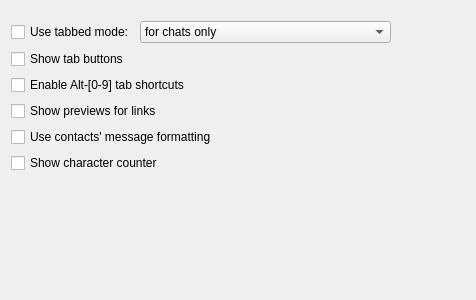
First picture: the form in src/options/opt_messages_common.ui, repository psi-im/psi, before the edit.
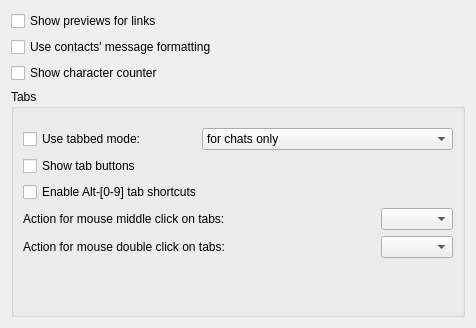
Second picture: the form after the edit.

Diff of the .ui file:
```diff
--- a/src/options/opt_messages_common.ui
+++ b/src/options/opt_messages_common.ui
@@ -7,7 +7,7 @@
     <x>0</x>
     <y>0</y>
     <width>476</width>
-    <height>300</height>
+    <height>328</height>
    </rect>
   </property>
   <property name="windowTitle">
@@ -15,6 +15,46 @@
   </property>
   <layout class="QVBoxLayout" name="verticalLayout">
    <item>
+    <spacer>
+     <property name="orientation">
+      <enum>Qt::Horizontal</enum>
+     </property>
+     <property name="sizeHint" stdset="0">
+      <size>
+       <width>0</width>
+       <height>0</height>
+      </size>
+     </property>
+    </spacer>
+   </item>
+   <item>
+    <widget class="QCheckBox" name="ck_showPreviews">
+     <property name="text">
+      <string>Show previews for links</string>
+     </property>
+    </widget>
+   </item>
+   <item>
+    <widget class="QCheckBox" name="ck_contactsMessageFormatting">
+     <property name="text">
+      <string>Use contacts' message formatting</string>
+     </property>
+    </widget>
+   </item>
+   <item>
+    <widget class="QCheckBox" name="ck_showCounter">
+     <property name="text">
+      <string>Show character counter</string>
+     </property>
+    </widget>
+   </item>
+   <item>
+    <widget class="QGroupBox" name="groupBox">
+     <property name="title">
+      <string>Tabs</string>
+     </property>
+     <layout class="QVBoxLayout" name="verticalLayout_2">
+      <item>
     <layout class="QHBoxLayout" name="horizontalLayout">
      <property name="topMargin">
       <number>10</number>
@@ -32,6 +72,19 @@
        </property>
       </widget>
      </item>
+        <item>
+         <spacer name="horizontalSpacer">
+          <property name="orientation">
+           <enum>Qt::Horizontal</enum>
+          </property>
+          <property name="sizeHint" stdset="0">
+           <size>
+            <width>40</width>
+            <height>20</height>
+           </size>
+          </property>
+         </spacer>
+        </item>
      <item>
       <widget class="QComboBox" name="cb_tabGrouping">
        <item>
@@ -66,34 +119,8 @@
        </item>
       </widget>
      </item>
-     <item>
-      <spacer name="horizontalSpacer">
-       <property name="orientation">
-        <enum>Qt::Horizontal</enum>
-       </property>
-       <property name="sizeHint" stdset="0">
-        <size>
-         <width>40</width>
-         <height>20</height>
-        </size>
-       </property>
-      </spacer>
-     </item>
-    </layout>
-   </item>
-   <item>
-    <spacer>
-     <property name="orientation">
-      <enum>Qt::Horizontal</enum>
-     </property>
-     <property name="sizeHint" stdset="0">
-      <size>
-       <width>0</width>
-       <height>0</height>
-      </size>
-     </property>
-    </spacer>
-   </item>
+       </layout>
+      </item>
    <item>
     <widget class="QCheckBox" name="ck_showTabButtons">
      <property name="text">
@@ -109,25 +136,58 @@
     </widget>
    </item>
    <item>
-    <widget class="QCheckBox" name="ck_showPreviews">
+       <layout class="QHBoxLayout" name="horizontalLayout_2">
+        <item>
+         <widget class="QLabel" name="lb_tabMdlClick">
      <property name="text">
-      <string>Show previews for links</string>
+           <string>Action for mouse middle click on tabs:</string>
      </property>
     </widget>
    </item>
    <item>
-    <widget class="QCheckBox" name="ck_contactsMessageFormatting">
-     <property name="text">
-      <string>Use contacts' message formatting</string>
-     </property>
-    </widget>
+         <spacer name="horizontalSpacer_2">
+          <property name="orientation">
+           <enum>Qt::Horizontal</enum>
+          </property>
+          <property name="sizeHint" stdset="0">
+           <size>
+            <width>40</width>
+            <height>20</height>
+           </size>
+          </property>
+         </spacer>
    </item>
    <item>
-    <widget class="QCheckBox" name="ck_showCounter">
+         <widget class="QComboBox" name="cb_tabMdlClick"/>
+        </item>
+       </layout>
+      </item>
+      <item>
+       <layout class="QHBoxLayout" name="horizontalLayout_3">
+        <item>
+         <widget class="QLabel" name="lb_tabDblClick">
      <property name="text">
-      <string>Show character counter</string>
-     </property>
-    </widget>
+           <string>Action for mouse double click on tabs:</string>
+          </property>
+         </widget>
+        </item>
+        <item>
+         <spacer name="horizontalSpacer_3">
+          <property name="orientation">
+           <enum>Qt::Horizontal</enum>
+          </property>
+          <property name="sizeHint" stdset="0">
+           <size>
+            <width>40</width>
+            <height>20</height>
+           </size>
+          </property>
+         </spacer>
+        </item>
+        <item>
+         <widget class="QComboBox" name="cb_tabDblClick"/>
+        </item>
+       </layout>
    </item>
    <item>
     <spacer name="verticalSpacer">
@@ -141,6 +201,9 @@
       </size>
      </property>
     </spacer>
+      </item>
+     </layout>
+    </widget>
    </item>
   </layout>
  </widget>
```
Lines whose indentation alone changed are shown as unchanged.
